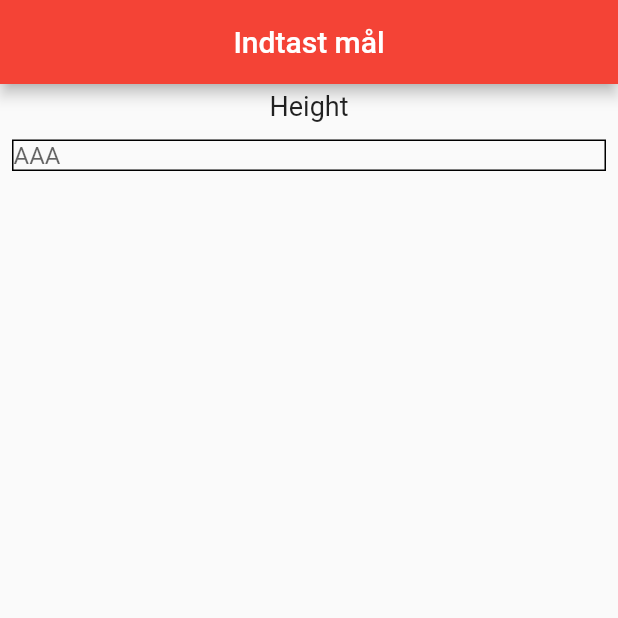
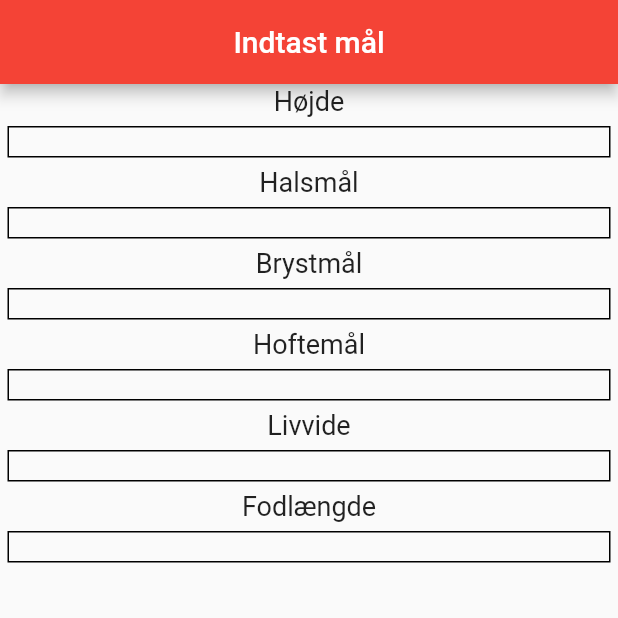
Before and after one commit to tdybda17/flutter_sizeguide, a Flutter app: the screen it shows after launch, on a phone screen of 412 x 824 dp, the top half of it. Run offline on Flutter 3.47's test engine with Material 2 defaults, Android fonts, the phone set to English and light mode, and no system bars.

Commit message:
Lavet på start skærmen

```diff
--- a/lib/screens/start_screen.dart
+++ b/lib/screens/start_screen.dart
@@ -20,10 +20,20 @@ class StartScreen extends StatelessWidget {
         body: Center(
           child: new Column(
             children: <Widget>[
-              SizeInputField('Height', heightTextController)
+              SizeInputField('Højde', heightTextController),
+              SizeInputField('Halsmål', heightTextController),
+              SizeInputField('Brystmål', heightTextController),
+              SizeInputField('Hoftemål', heightTextController),
+              SizeInputField('Livvide', heightTextController),
+              SizeInputField('Fodlængde', heightTextController)
             ],
           ),
         ),
     );
   }
+
+
+  void navigateToResultScreen(){
+    _customerInfo.height = int.parse(heightTextController.text);
+  }
 }
--- a/lib/widgets/size_input_field.dart
+++ b/lib/widgets/size_input_field.dart
@@ -5,7 +5,7 @@ Widget SizeInputField(final String typeOfInput, TextEditingController textContro
   return new Column(
     children: <Widget>[
       new Container(
-        margin: const EdgeInsets.all(4.0),
+        margin: const EdgeInsets.only(bottom: 1, top: 1),
         child: new Text(
             typeOfInput,
             style: new TextStyle(fontSize: 18),
@@ -24,22 +24,18 @@ Widget createInputTextField(String typeOfInput, TextEditingController textContro
     children: <Widget>[
       Flexible(
         child: new Container(
-            margin: const EdgeInsets.all(8.0),
+            margin: const EdgeInsets.all(5.0),
             decoration: new BoxDecoration(border: Border.all()),
-            child: new TextField(
-              controller: textController,
-              onSubmitted: _handleSubmitted,
-              decoration: InputDecoration.collapsed(
-              hintText: "AAA"),
+            child: Padding(
+              padding: const EdgeInsets.only(left: 8.0),
+              child: new TextField(
+                controller: textController,
+                decoration: InputDecoration.collapsed(
+                ),
+              ),
             )
           )
         ),
     ],
   );
 }
-
-void _handleSubmitted(String inputField) {
-  //Do something
-
-  return;
-}
```
